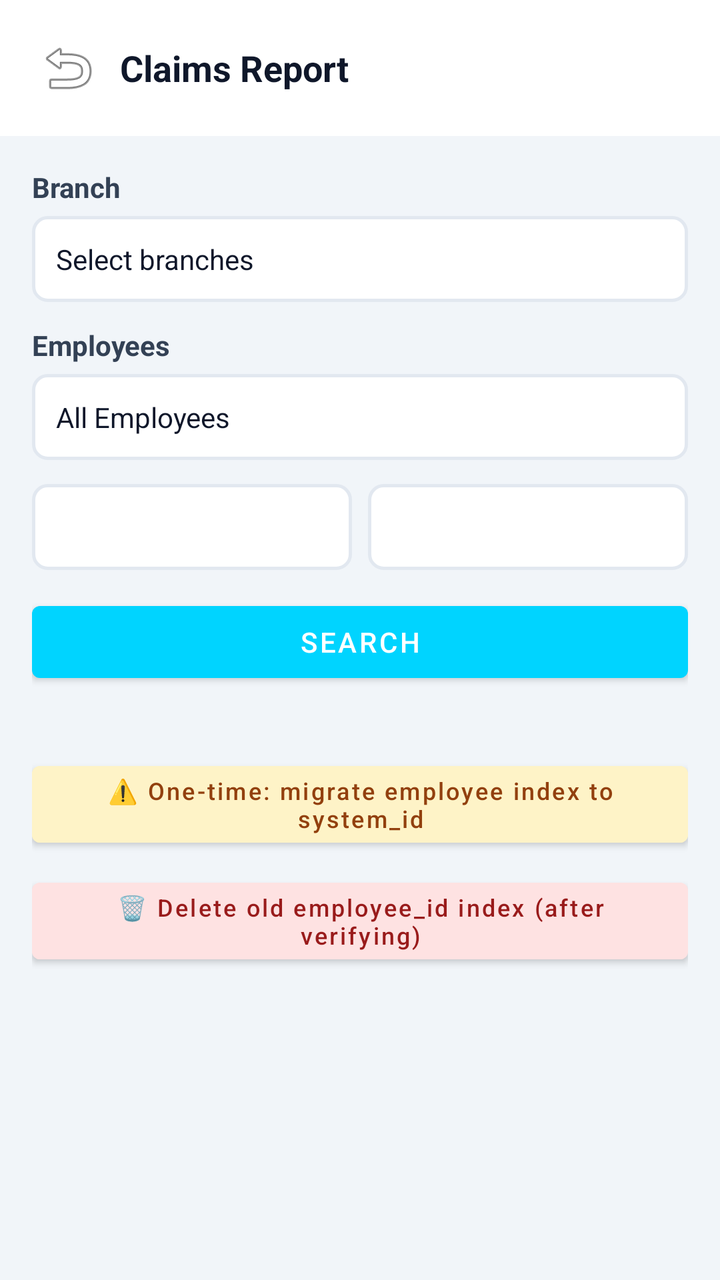
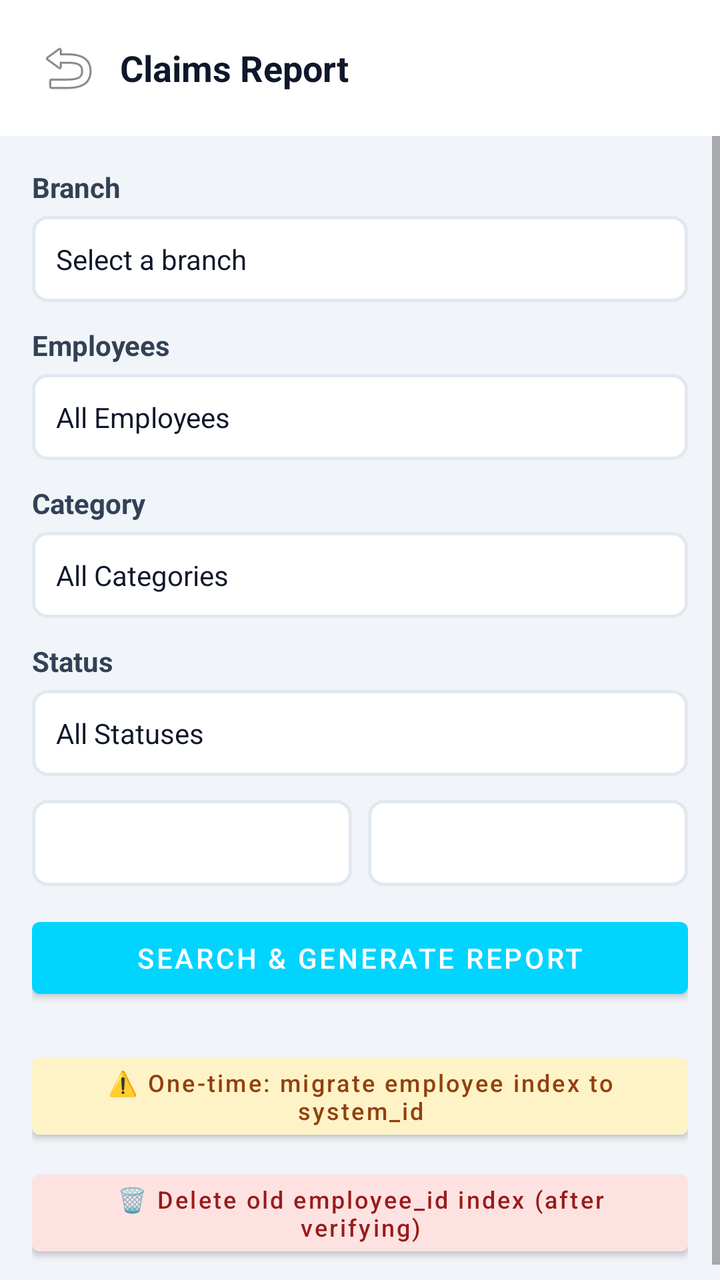

Screens rendered from an Android XML layout before and after an edit, with the pre-edit source and the edit as a unified diff.
<!-- AndroidManifest.xml: application theme Theme.DataBridge -->
<!-- res/layout/fragment_claims_report.xml -->
<?xml version="1.0" encoding="utf-8"?>
<LinearLayout xmlns:android="http://schemas.android.com/apk/res/android"
    android:layout_width="match_parent" android:layout_height="match_parent" android:orientation="vertical"
    android:background="#F1F5F9">
    <LinearLayout android:layout_width="match_parent" android:layout_height="wrap_content" android:gravity="center_vertical" android:padding="16dp" android:background="#FFFFFF">
        <ImageButton android:id="@+id/btnClaimsReportBack" android:layout_width="36dp" android:layout_height="36dp" android:src="@android:drawable/ic_menu_revert" android:background="?attr/selectableItemBackgroundBorderless" android:contentDescription="Back"/>
        <TextView android:layout_width="0dp" android:layout_weight="1" android:layout_height="wrap_content" android:layout_marginStart="8dp" android:text="Claims Report" android:textStyle="bold" android:textSize="18sp" android:textColor="#0F172A"/>
    </LinearLayout>
    <ScrollView android:layout_width="match_parent" android:layout_height="0dp" android:layout_weight="1" android:fillViewport="true">
        <LinearLayout android:layout_width="match_parent" android:layout_height="wrap_content" android:orientation="vertical" android:padding="16dp">
            <LinearLayout android:id="@+id/layoutClaimsBranchSelector" android:layout_width="match_parent" android:layout_height="wrap_content" android:orientation="vertical">
                <TextView android:text="Branch" android:textStyle="bold" android:textColor="#334155" android:layout_width="wrap_content" android:layout_height="wrap_content"/>
                <TextView android:id="@+id/btnClaimsBranches" android:layout_width="match_parent" android:layout_height="wrap_content" android:layout_marginTop="5dp" android:padding="12dp" android:background="@drawable/bg_input_rounded" android:text="Select branches" android:textColor="#0F172A"/>
            </LinearLayout>
            <TextView android:layout_width="wrap_content" android:layout_height="wrap_content" android:layout_marginTop="12dp" android:text="Employees" android:textStyle="bold" android:textColor="#334155"/>
            <TextView android:id="@+id/btnClaimsEmployees" android:layout_width="match_parent" android:layout_height="wrap_content" android:layout_marginTop="5dp" android:padding="12dp" android:background="@drawable/bg_input_rounded" android:text="All Employees" android:textColor="#0F172A"/>
            <LinearLayout android:layout_width="match_parent" android:layout_height="wrap_content" android:orientation="horizontal" android:layout_marginTop="12dp">
                <TextView android:id="@+id/btnClaimsFrom" android:layout_width="0dp" android:layout_weight="1" android:layout_height="wrap_content" android:padding="12dp" android:background="@drawable/bg_input_rounded"/>
                <TextView android:id="@+id/btnClaimsTo" android:layout_width="0dp" android:layout_weight="1" android:layout_height="wrap_content" android:layout_marginStart="8dp" android:padding="12dp" android:background="@drawable/bg_input_rounded"/>
            </LinearLayout>
            <Button android:id="@+id/btnClaimsSearch" android:layout_width="match_parent" android:layout_height="wrap_content" android:layout_marginTop="12dp" android:text="SEARCH"/>
            <ProgressBar android:id="@+id/pbClaimsReport" android:layout_width="wrap_content" android:layout_height="wrap_content" android:layout_gravity="center" android:layout_margin="16dp" android:visibility="gone"/>
            <TextView android:id="@+id/tvClaimsSummary" android:layout_width="match_parent" android:layout_height="wrap_content" android:visibility="gone" android:padding="16dp" android:textColor="#FFFFFF" android:background="@drawable/bg_action_button_purple"/>
            <LinearLayout android:id="@+id/layoutClaimsRows" android:layout_width="match_parent" android:layout_height="wrap_content" android:orientation="vertical" android:layout_marginTop="12dp"/>
            <LinearLayout android:id="@+id/layoutClaimsExport" android:layout_width="match_parent" android:layout_height="wrap_content" android:orientation="horizontal" android:layout_marginTop="12dp" android:visibility="gone">
                <Button android:id="@+id/btnClaimsExcel" android:layout_width="0dp" android:layout_weight="1" android:layout_height="wrap_content" android:text="Export Excel"/>
                <Button android:id="@+id/btnClaimsPdf" android:layout_width="0dp" android:layout_weight="1" android:layout_height="wrap_content" android:layout_marginStart="8dp" android:text="Export PDF"/>
            </LinearLayout>
            <Button android:id="@+id/btnClaimsMigrateIndex" android:layout_width="match_parent" android:layout_height="wrap_content" android:layout_marginTop="20dp" android:text="⚠️ One-time: migrate employee index to system_id" android:textAllCaps="false" android:textSize="12sp" android:backgroundTint="#FEF3C7" android:textColor="#92400E"/>
            <Button android:id="@+id/btnClaimsDeleteOldIndex" android:layout_width="match_parent" android:layout_height="wrap_content" android:layout_marginTop="8dp" android:text="🗑 Delete old employee_id index (after verifying)" android:textAllCaps="false" android:textSize="12sp" android:backgroundTint="#FEE2E2" android:textColor="#991B1B"/>
        </LinearLayout>
    </ScrollView>
</LinearLayout>
<!-- resources referenced by this layout -->
<resources>
  <!-- drawable bg_action_button_purple (drawable) -->
  <?xml version="1.0" encoding="utf-8"?>
  <shape xmlns:android="http://schemas.android.com/apk/res/android" android:shape="rectangle">
      <corners android:radius="8dp" />
      <gradient
          android:startColor="#7c3aed"
          android:endColor="#6d28d9"
          android:angle="135" />
  </shape>
  <!-- drawable bg_input_rounded (drawable) -->
  <?xml version="1.0" encoding="utf-8"?>
  <shape xmlns:android="http://schemas.android.com/apk/res/android"
      android:shape="rectangle">
      <solid android:color="@color/theme_bg_card" />
      <stroke android:width="1.5dp" android:color="@color/theme_border" />
      <corners android:radius="7dp" />
  </shape>
  <style name="Theme.DataBridge" parent="Theme.MaterialComponents.DayNight.NoActionBar">
      <item name="colorPrimary">#00d4ff</item>
      <item name="colorPrimaryVariant">#16213e</item>
      <item name="colorOnPrimary">#ffffff</item>
      <item name="colorSecondary">#00d4ff</item>
      <item name="android:statusBarColor">#1a1a2e</item>
  </style>
  <color name="theme_bg_card">#ffffff</color>
  <color name="theme_border">#e2e8f0</color>
</resources>

<!-- the commit's change to res/layout/fragment_claims_report.xml (unified diff, before → after) -->
@@ -10,22 +10,21 @@
         <LinearLayout android:layout_width="match_parent" android:layout_height="wrap_content" android:orientation="vertical" android:padding="16dp">
             <LinearLayout android:id="@+id/layoutClaimsBranchSelector" android:layout_width="match_parent" android:layout_height="wrap_content" android:orientation="vertical">
                 <TextView android:text="Branch" android:textStyle="bold" android:textColor="#334155" android:layout_width="wrap_content" android:layout_height="wrap_content"/>
-                <TextView android:id="@+id/btnClaimsBranches" android:layout_width="match_parent" android:layout_height="wrap_content" android:layout_marginTop="5dp" android:padding="12dp" android:background="@drawable/bg_input_rounded" android:text="Select branches" android:textColor="#0F172A"/>
+                <TextView android:id="@+id/btnClaimsBranches" android:layout_width="match_parent" android:layout_height="wrap_content" android:layout_marginTop="5dp" android:padding="12dp" android:background="@drawable/bg_input_rounded" android:text="Select a branch" android:textColor="#0F172A"/>
             </LinearLayout>
             <TextView android:layout_width="wrap_content" android:layout_height="wrap_content" android:layout_marginTop="12dp" android:text="Employees" android:textStyle="bold" android:textColor="#334155"/>
             <TextView android:id="@+id/btnClaimsEmployees" android:layout_width="match_parent" android:layout_height="wrap_content" android:layout_marginTop="5dp" android:padding="12dp" android:background="@drawable/bg_input_rounded" android:text="All Employees" android:textColor="#0F172A"/>
+            <TextView android:layout_width="wrap_content" android:layout_height="wrap_content" android:layout_marginTop="12dp" android:text="Category" android:textStyle="bold" android:textColor="#334155"/>
+            <TextView android:id="@+id/btnClaimsCategories" android:layout_width="match_parent" android:layout_height="wrap_content" android:layout_marginTop="5dp" android:padding="12dp" android:background="@drawable/bg_input_rounded" android:text="All Categories" android:textColor="#0F172A"/>
+            <TextView android:layout_width="wrap_content" android:layout_height="wrap_content" android:layout_marginTop="12dp" android:text="Status" android:textStyle="bold" android:textColor="#334155"/>
+            <TextView android:id="@+id/btnClaimsStatuses" android:layout_width="match_parent" android:layout_height="wrap_content" android:layout_marginTop="5dp" android:padding="12dp" android:background="@drawable/bg_input_rounded" android:text="All Statuses" android:textColor="#0F172A"/>
             <LinearLayout android:layout_width="match_parent" android:layout_height="wrap_content" android:orientation="horizontal" android:layout_marginTop="12dp">
                 <TextView android:id="@+id/btnClaimsFrom" android:layout_width="0dp" android:layout_weight="1" android:layout_height="wrap_content" android:padding="12dp" android:background="@drawable/bg_input_rounded"/>
                 <TextView android:id="@+id/btnClaimsTo" android:layout_width="0dp" android:layout_weight="1" android:layout_height="wrap_content" android:layout_marginStart="8dp" android:padding="12dp" android:background="@drawable/bg_input_rounded"/>
             </LinearLayout>
-            <Button android:id="@+id/btnClaimsSearch" android:layout_width="match_parent" android:layout_height="wrap_content" android:layout_marginTop="12dp" android:text="SEARCH"/>
+            <Button android:id="@+id/btnClaimsSearch" android:layout_width="match_parent" android:layout_height="wrap_content" android:layout_marginTop="12dp" android:text="SEARCH &amp; GENERATE REPORT"/>
             <ProgressBar android:id="@+id/pbClaimsReport" android:layout_width="wrap_content" android:layout_height="wrap_content" android:layout_gravity="center" android:layout_margin="16dp" android:visibility="gone"/>
             <TextView android:id="@+id/tvClaimsSummary" android:layout_width="match_parent" android:layout_height="wrap_content" android:visibility="gone" android:padding="16dp" android:textColor="#FFFFFF" android:background="@drawable/bg_action_button_purple"/>
-            <LinearLayout android:id="@+id/layoutClaimsRows" android:layout_width="match_parent" android:layout_height="wrap_content" android:orientation="vertical" android:layout_marginTop="12dp"/>
-            <LinearLayout android:id="@+id/layoutClaimsExport" android:layout_width="match_parent" android:layout_height="wrap_content" android:orientation="horizontal" android:layout_marginTop="12dp" android:visibility="gone">
-                <Button android:id="@+id/btnClaimsExcel" android:layout_width="0dp" android:layout_weight="1" android:layout_height="wrap_content" android:text="Export Excel"/>
-                <Button android:id="@+id/btnClaimsPdf" android:layout_width="0dp" android:layout_weight="1" android:layout_height="wrap_content" android:layout_marginStart="8dp" android:text="Export PDF"/>
-            </LinearLayout>
             <Button android:id="@+id/btnClaimsMigrateIndex" android:layout_width="match_parent" android:layout_height="wrap_content" android:layout_marginTop="20dp" android:text="⚠️ One-time: migrate employee index to system_id" android:textAllCaps="false" android:textSize="12sp" android:backgroundTint="#FEF3C7" android:textColor="#92400E"/>
             <Button android:id="@+id/btnClaimsDeleteOldIndex" android:layout_width="match_parent" android:layout_height="wrap_content" android:layout_marginTop="8dp" android:text="🗑 Delete old employee_id index (after verifying)" android:textAllCaps="false" android:textSize="12sp" android:backgroundTint="#FEE2E2" android:textColor="#991B1B"/>
         </LinearLayout>
